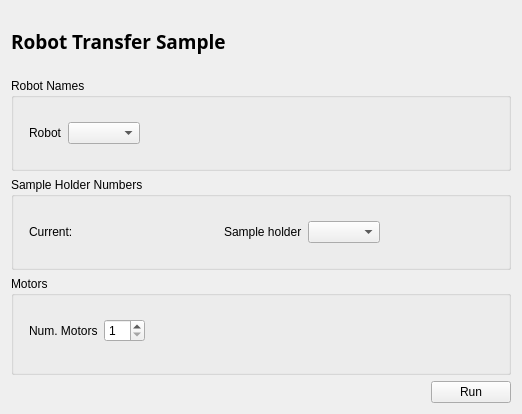
Above: src/firefly/robot.ui from spc-group/haven before the change. Below: the same form after it.
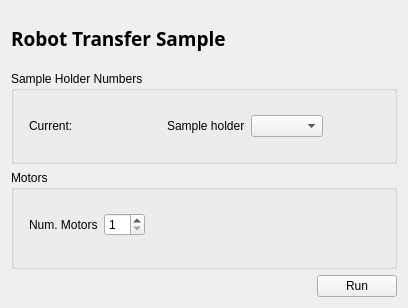
That is the form after the change. Custom widgets are drawn as their Qt base class.

Commit message: update ui using macro

Patch:
```diff
--- a/src/firefly/robot.ui
+++ b/src/firefly/robot.ui
@@ -6,8 +6,8 @@
    <rect>
     <x>0</x>
     <y>0</y>
-    <width>522</width>
-    <height>414</height>
+    <width>408</width>
+    <height>308</height>
    </rect>
   </property>
   <property name="windowTitle">
@@ -61,51 +61,6 @@
      </property>
     </widget>
    </item>
-   <item>
-    <widget class="QGroupBox" name="groupBox_4">
-     <property name="title">
-      <string>Robot Names</string>
-     </property>
-     <layout class="QFormLayout" name="formLayout_4">
-      <property name="labelAlignment">
-       <set>Qt::AlignRight|Qt::AlignTrailing|Qt::AlignVCenter</set>
-      </property>
-      <item row="1" column="1">
-       <layout class="QHBoxLayout" name="horizontalLayout_7">
-        <item>
-         <widget class="QLabel" name="sample_label_2">
-          <property name="sizePolicy">
-           <sizepolicy hsizetype="Fixed" vsizetype="Preferred">
-            <horstretch>0</horstretch>
-            <verstretch>0</verstretch>
-           </sizepolicy>
-          </property>
-          <property name="text">
-           <string>Robot</string>
-          </property>
-         </widget>
-        </item>
-        <item>
-         <widget class="QComboBox" name="robot_combo_box"/>
-        </item>
-        <item>
-         <spacer name="horizontalSpacer_6">
-          <property name="orientation">
-           <enum>Qt::Horizontal</enum>
-          </property>
-          <property name="sizeHint" stdset="0">
-           <size>
-            <width>490</width>
-            <height>52</height>
-           </size>
-          </property>
-         </spacer>
-        </item>
-       </layout>
-      </item>
-     </layout>
-    </widget>
-   </item>
    <item>
     <widget class="QGroupBox" name="groupBox_2">
      <property name="title">
```
